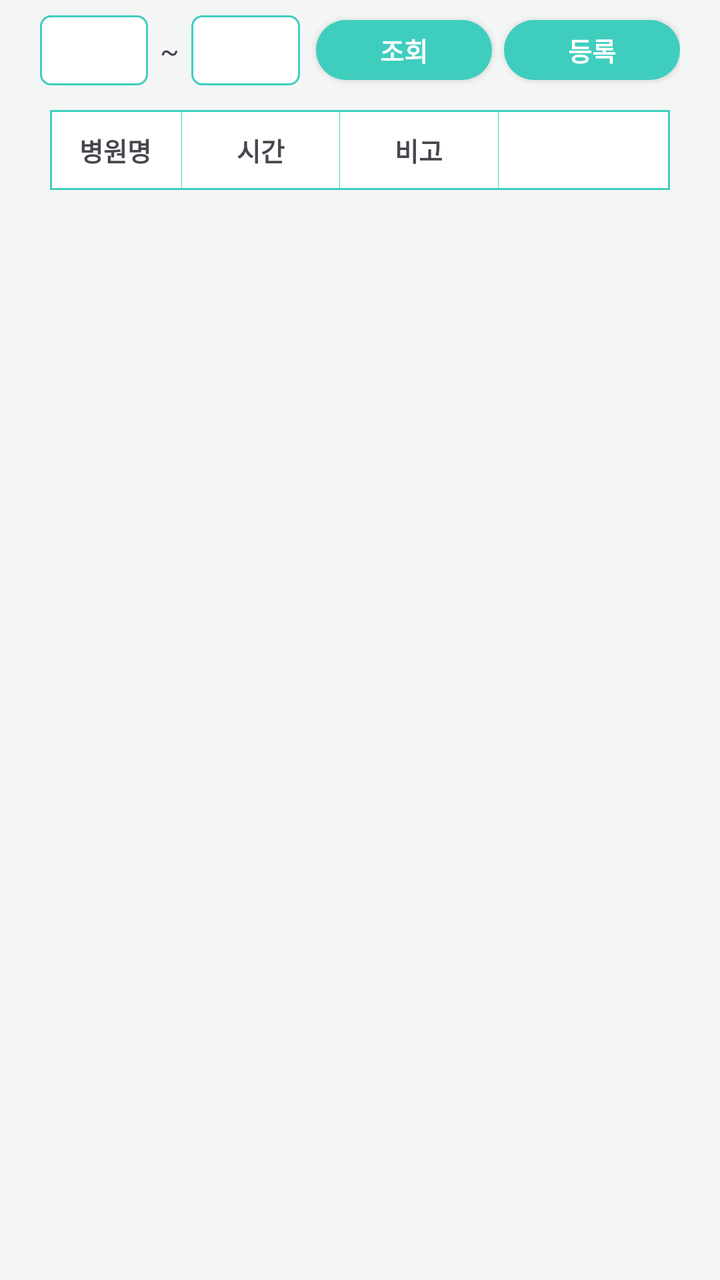
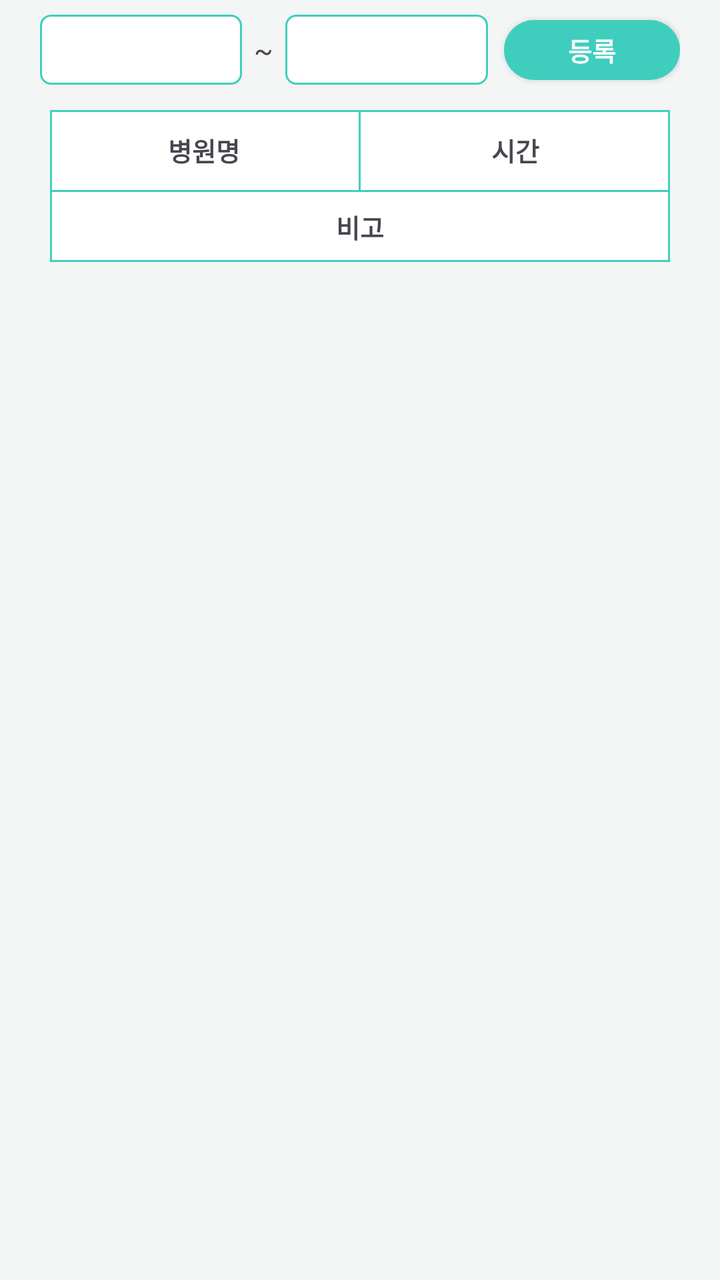

Before-and-after screenshots of an Android layout around one commit, followed by the original layout XML and the change that was made.
<!-- AndroidManifest.xml: application theme Theme.Mariwoo -->
<!-- res/layout/fragment_hospital_list.xml -->
<?xml version="1.0" encoding="utf-8"?>
<androidx.constraintlayout.widget.ConstraintLayout xmlns:android="http://schemas.android.com/apk/res/android"
    xmlns:app="http://schemas.android.com/apk/res-auto"
    android:layout_width="match_parent"
    android:layout_height="match_parent">

    <androidx.constraintlayout.widget.ConstraintLayout
        android:layout_width="match_parent"
        android:layout_height="match_parent"
        style="@style/main_layout"
        android:paddingLeft="20dp"
        android:paddingRight="20dp"
        android:paddingBottom="20dp">

        
        <androidx.constraintlayout.widget.ConstraintLayout
            android:id="@+id/hospitalListFragment_layout_search"
            android:layout_width="match_parent"
            android:layout_height="50dp"
            app:layout_constraintTop_toTopOf="parent">

            
            <LinearLayout
                android:layout_width="0dp"
                android:layout_height="35dp"
                android:orientation="horizontal"
                android:gravity="center_vertical"
                app:layout_constraintTop_toTopOf="parent"
                app:layout_constraintBottom_toBottomOf="parent"
                app:layout_constraintLeft_toLeftOf="parent"
                app:layout_constraintRight_toLeftOf="@+id/hospitalListFragment_button_search"
                android:layout_marginRight="8dp">

                <EditText
                    android:id="@+id/hospitalListFragment_editText_startDate"
                    android:layout_width="0dp"
                    android:layout_height="match_parent"
                    android:layout_weight="1"
                    android:background="@drawable/layout_border_radius5"
                    android:paddingLeft="8dp"
                    android:paddingRight="8dp"
                    android:textSize="13sp"
                    android:focusable="false"
                    android:cursorVisible="false"
                    android:inputType="none"
                    android:gravity="center"/>

                <TextView
                    android:layout_width="wrap_content"
                    android:layout_height="wrap_content"
                    android:text="~"
                    android:paddingLeft="6dp"
                    android:paddingRight="6dp"
                    android:textSize="14sp"/>

                <EditText
                    android:id="@+id/hospitalListFragment_editText_endDate"
                    android:layout_width="0dp"
                    android:layout_height="match_parent"
                    android:layout_weight="1"
                    android:background="@drawable/layout_border_radius5"
                    android:paddingLeft="8dp"
                    android:paddingRight="8dp"
                    android:textSize="13sp"
                    android:focusable="false"
                    android:cursorVisible="false"
                    android:inputType="none"
                    android:gravity="center"/>

            </LinearLayout>

            <androidx.appcompat.widget.AppCompatButton
                android:id="@+id/hospitalListFragment_button_search"
                android:layout_width="wrap_content"
                android:layout_height="30dp"
                android:text="조회"
                style="@style/add_btn"
                android:background="@drawable/button_radius15_bg_theme"
                app:layout_constraintTop_toTopOf="parent"
                app:layout_constraintBottom_toBottomOf="parent"
                app:layout_constraintRight_toLeftOf="@+id/hospitalListFragment_button_add"
                android:layout_marginRight="6dp"/>

            <androidx.appcompat.widget.AppCompatButton
                android:id="@+id/hospitalListFragment_button_add"
                android:layout_width="wrap_content"
                android:layout_height="30dp"
                android:text="등록"
                style="@style/add_btn"
                android:background="@drawable/button_radius15_bg_theme"
                app:layout_constraintTop_toTopOf="parent"
                app:layout_constraintBottom_toBottomOf="parent"
                app:layout_constraintRight_toRightOf="parent"/>

        </androidx.constraintlayout.widget.ConstraintLayout>

        
        <androidx.constraintlayout.widget.ConstraintLayout
            android:layout_width="match_parent"
            android:layout_height="0dp"
            app:layout_constraintTop_toBottomOf="@+id/hospitalListFragment_layout_search"
            app:layout_constraintBottom_toBottomOf="parent"
            android:background="@color/base_background"
            android:padding="5dp">

            
            <LinearLayout
                android:id="@+id/hospitalListFragment_layout_title"
                android:layout_width="match_parent"
                android:layout_height="40dp"
                app:layout_constraintTop_toTopOf="parent"
                android:background="@drawable/layout_border_radius0"
                android:weightSum="4.72">

                <TextView
                    android:layout_width="0dp"
                    android:layout_height="match_parent"
                    android:layout_weight="1.0"
                    android:gravity="center"
                    android:text="병원명"
                    android:textStyle="bold"
                    android:textSize="13sp"/>

                <View android:layout_width="0dp" android:layout_height="match_parent"
                    android:layout_weight="0.01" android:background="@color/login_background"/>

                <TextView
                    android:layout_width="0dp"
                    android:layout_height="match_parent"
                    android:layout_weight="1.2"
                    android:gravity="center"
                    android:text="시간"
                    android:textStyle="bold"
                    android:textSize="13sp"/>

                <View android:layout_width="0dp" android:layout_height="match_parent"
                    android:layout_weight="0.01" android:background="@color/login_background"/>

                <TextView
                    android:layout_width="0dp"
                    android:layout_height="match_parent"
                    android:layout_weight="1.2"
                    android:gravity="center"
                    android:text="비고"
                    android:textStyle="bold"
                    android:textSize="13sp"/>

                <View android:layout_width="0dp" android:layout_height="match_parent"
                    android:layout_weight="0.01" android:background="@color/login_background"/>

                <TextView
                    android:layout_width="0dp"
                    android:layout_height="match_parent"
                    android:layout_weight="1.3"
                    android:gravity="center"
                    android:text=""
                    android:textSize="13sp"/>

            </LinearLayout>

            <androidx.recyclerview.widget.RecyclerView
                android:id="@+id/hospitalListFragment_recyclerview"
                android:layout_width="match_parent"
                android:layout_height="0dp"
                app:layout_constraintTop_toBottomOf="@+id/hospitalListFragment_layout_title"
                app:layout_constraintBottom_toBottomOf="parent"/>

            <LinearLayout
                android:id="@+id/hospitalListFragment_layout_empty"
                android:layout_width="wrap_content"
                android:layout_height="wrap_content"
                android:orientation="vertical"
                android:gravity="center"
                android:visibility="gone"
                app:layout_constraintTop_toTopOf="parent"
                app:layout_constraintBottom_toBottomOf="parent"
                app:layout_constraintLeft_toLeftOf="parent"
                app:layout_constraintRight_toRightOf="parent">

                <ImageView
                    android:layout_width="64dp"
                    android:layout_height="64dp"
                    android:src="@drawable/icon_medicine"
                    android:alpha="0.3"/>

                <TextView
                    android:layout_width="wrap_content"
                    android:layout_height="wrap_content"
                    android:text="병원 스케줄이 없습니다"
                    android:textSize="15sp"
                    android:textColor="@color/color_gray5"
                    android:layout_marginTop="10dp"/>

            </LinearLayout>

        </androidx.constraintlayout.widget.ConstraintLayout>

    </androidx.constraintlayout.widget.ConstraintLayout>

</androidx.constraintlayout.widget.ConstraintLayout>
<!-- resources referenced by this layout -->
<resources>
  <color name="base_background">#F4F5F5</color>
  <color name="color_gray5">#adb5bd</color>
  <color name="login_background">#3FCEBE</color>
  <!-- drawable button_radius15_bg_theme (drawable) -->
  <?xml version="1.0" encoding="utf-8"?>
  <shape xmlns:android="http://schemas.android.com/apk/res/android"
      android:shape="rectangle">
      <solid android:color="@color/theme_color"/>
      <corners
          android:radius="15dp"/>
  </shape>
  <!-- drawable icon_medicine (drawable) -->
  <vector xmlns:android="http://schemas.android.com/apk/res/android" android:height="24dp" android:tint="#1CA673" android:viewportHeight="24" android:viewportWidth="24" android:width="24dp">
        
      <path android:fillColor="@android:color/white" android:pathData="M6,3h12v2h-12z"/>
        
      <path android:fillColor="@android:color/white" android:pathData="M17,6H7C5.9,6 5,6.9 5,8v11c0,1.1 0.9,2 2,2h10c1.1,0 2,-0.9 2,-2V8C19,6.9 18.1,6 17,6zM16,15h-2.5v2.5h-3V15H8v-3h2.5V9.5h3V12H16V15z"/>
      
  </vector>
  <!-- drawable layout_border_radius0 (drawable) -->
  <?xml version="1.0" encoding="utf-8"?>
  <shape xmlns:android="http://schemas.android.com/apk/res/android">
      <solid android:color="@color/white" />
      <stroke
          android:width="1dp"
          android:color="@color/login_background" />
  </shape>
  <!-- drawable layout_border_radius5 (drawable) -->
  <?xml version="1.0" encoding="utf-8"?>
  <shape xmlns:android="http://schemas.android.com/apk/res/android">
      <solid android:color="@color/white" />
      <stroke
          android:width="1dp"
          android:color="@color/login_background" />
      <corners android:radius="5dp" />
  </shape>
  <style name="add_btn">
          <item name="android:textColor">@color/white</item>
          <item name="android:textSize">13dp</item>
          <item name="android:textStyle">bold</item>
      </style>
  <style name="main_layout">
          <item name="android:paddingLeft">30dp</item>
          <item name="android:paddingRight">30dp</item>
          <item name="android:paddingBottom">20dp</item>
          <item name="android:background">@color/base_background</item>
      </style>
  <style name="Theme.Mariwoo" parent="Theme.Material3.DayNight.NoActionBar">
          
          <item name="colorPrimary">@color/mariwoo_theme</item>
          <item name="colorPrimaryVariant">@color/mariwoo_theme</item>
          <item name="colorOnPrimary">@color/white</item>
          
          <item name="colorSecondary">@color/teal_200</item>
          <item name="colorSecondaryVariant">@color/teal_700</item>
          <item name="colorOnSecondary">@color/black</item>
          
          <item name="android:statusBarColor">@color/mariwoo_theme</item>
          
  
  
          
          <item name="windowNoTitle">true</item>
          <item name="windowSplashScreenBackground">@color/mariwoo_theme</item>
  
  
      </style>
  <color name="theme_color">#3FCEBE</color>
  <color name="white">#FFFFFFFF</color>
  <color name="mariwoo_theme">#3FCEBE</color>
  <color name="teal_200">#FF03DAC5</color>
  <color name="teal_700">#FF018786</color>
  <color name="black">#FF000000</color>
</resources>

<!-- the commit's change to res/layout/fragment_hospital_list.xml (unified diff, before → after) -->
@@ -13,73 +13,49 @@
         android:paddingBottom="20dp">
 
         
-        <androidx.constraintlayout.widget.ConstraintLayout
+        <LinearLayout
             android:id="@+id/hospitalListFragment_layout_search"
             android:layout_width="match_parent"
             android:layout_height="50dp"
+            android:orientation="horizontal"
+            android:gravity="center_vertical"
             app:layout_constraintTop_toTopOf="parent">
 
-            
-            <LinearLayout
+            <EditText
+                android:id="@+id/hospitalListFragment_editText_startDate"
                 android:layout_width="0dp"
                 android:layout_height="35dp"
-                android:orientation="horizontal"
-                android:gravity="center_vertical"
-                app:layout_constraintTop_toTopOf="parent"
-                app:layout_constraintBottom_toBottomOf="parent"
-                app:layout_constraintLeft_toLeftOf="parent"
-                app:layout_constraintRight_toLeftOf="@+id/hospitalListFragment_button_search"
-                android:layout_marginRight="8dp">
+                android:layout_weight="1"
+                android:background="@drawable/layout_border_radius5"
+                android:paddingLeft="8dp"
+                android:paddingRight="8dp"
+                android:textSize="13sp"
+                android:focusable="false"
+                android:cursorVisible="false"
+                android:inputType="none"
+                android:gravity="center"/>
 
-                <EditText
-                    android:id="@+id/hospitalListFragment_editText_startDate"
-                    android:layout_width="0dp"
-                    android:layout_height="match_parent"
-                    android:layout_weight="1"
-                    android:background="@drawable/layout_border_radius5"
-                    android:paddingLeft="8dp"
-                    android:paddingRight="8dp"
-                    android:textSize="13sp"
-                    android:focusable="false"
-                    android:cursorVisible="false"
-                    android:inputType="none"
-                    android:gravity="center"/>
+            <TextView
+                android:layout_width="wrap_content"
+                android:layout_height="wrap_content"
+                android:text="~"
+                android:paddingLeft="6dp"
+                android:paddingRight="6dp"
+                android:textSize="14sp"/>
 
-                <TextView
-                    android:layout_width="wrap_content"
-                    android:layout_height="wrap_content"
-                    android:text="~"
-                    android:paddingLeft="6dp"
-                    android:paddingRight="6dp"
-                    android:textSize="14sp"/>
-
-                <EditText
-                    android:id="@+id/hospitalListFragment_editText_endDate"
-                    android:layout_width="0dp"
-                    android:layout_height="match_parent"
-                    android:layout_weight="1"
-                    android:background="@drawable/layout_border_radius5"
-                    android:paddingLeft="8dp"
-                    android:paddingRight="8dp"
-                    android:textSize="13sp"
-                    android:focusable="false"
-                    android:cursorVisible="false"
-                    android:inputType="none"
-                    android:gravity="center"/>
-
-            </LinearLayout>
-
-            <androidx.appcompat.widget.AppCompatButton
-                android:id="@+id/hospitalListFragment_button_search"
-                android:layout_width="wrap_content"
-                android:layout_height="30dp"
-                android:text="조회"
-                style="@style/add_btn"
-                android:background="@drawable/button_radius15_bg_theme"
-                app:layout_constraintTop_toTopOf="parent"
-                app:layout_constraintBottom_toBottomOf="parent"
-                app:layout_constraintRight_toLeftOf="@+id/hospitalListFragment_button_add"
-                android:layout_marginRight="6dp"/>
+            <EditText
+                android:id="@+id/hospitalListFragment_editText_endDate"
+                android:layout_width="0dp"
+                android:layout_height="35dp"
+                android:layout_weight="1"
+                android:background="@drawable/layout_border_radius5"
+                android:paddingLeft="8dp"
+                android:paddingRight="8dp"
+                android:textSize="13sp"
+                android:focusable="false"
+                android:cursorVisible="false"
+                android:inputType="none"
+                android:gravity="center"/>
 
             <androidx.appcompat.widget.AppCompatButton
                 android:id="@+id/hospitalListFragment_button_add"
@@ -88,11 +64,9 @@
                 android:text="등록"
                 style="@style/add_btn"
                 android:background="@drawable/button_radius15_bg_theme"
-                app:layout_constraintTop_toTopOf="parent"
-                app:layout_constraintBottom_toBottomOf="parent"
-                app:layout_constraintRight_toRightOf="parent"/>
+                android:layout_marginLeft="8dp"/>
 
-        </androidx.constraintlayout.widget.ConstraintLayout>
+        </LinearLayout>
 
         
         <androidx.constraintlayout.widget.ConstraintLayout
@@ -107,53 +81,55 @@
             <LinearLayout
                 android:id="@+id/hospitalListFragment_layout_title"
                 android:layout_width="match_parent"
-                android:layout_height="40dp"
+                android:layout_height="wrap_content"
                 app:layout_constraintTop_toTopOf="parent"
-                android:background="@drawable/layout_border_radius0"
-                android:weightSum="4.72">
+                android:orientation="vertical"
+                android:background="@drawable/layout_border_radius0">
 
+                
+                <LinearLayout
+                    android:layout_width="match_parent"
+                    android:layout_height="40dp"
+                    android:orientation="horizontal">
+
+                    <TextView
+                        android:layout_width="0dp"
+                        android:layout_height="match_parent"
+                        android:layout_weight="1"
+                        android:gravity="center"
+                        android:text="병원명"
+                        android:textStyle="bold"
+                        android:textSize="13sp"/>
+
+                    <View
+                        android:layout_width="1dp"
+                        android:layout_height="match_parent"
+                        android:background="@color/login_background"/>
+
+                    <TextView
+                        android:layout_width="0dp"
+                        android:layout_height="match_parent"
+                        android:layout_weight="1"
+                        android:gravity="center"
+                        android:text="시간"
+                        android:textStyle="bold"
+                        android:textSize="13sp"/>
+
+                </LinearLayout>
+
+                
+                <View
+                    android:layout_width="match_parent"
+                    android:layout_height="1dp"
+                    android:background="@color/login_background"/>
+
+                
                 <TextView
-                    android:layout_width="0dp"
-                    android:layout_height="match_parent"
-                    android:layout_weight="1.0"
-                    android:gravity="center"
-                    android:text="병원명"
-                    android:textStyle="bold"
-                    android:textSize="13sp"/>
-
-                <View android:layout_width="0dp" android:layout_height="match_parent"
-                    android:layout_weight="0.01" android:background="@color/login_background"/>
-
-                <TextView
-                    android:layout_width="0dp"
-                    android:layout_height="match_parent"
-                    android:layout_weight="1.2"
-                    android:gravity="center"
-                    android:text="시간"
-                    android:textStyle="bold"
-                    android:textSize="13sp"/>
-
-                <View android:layout_width="0dp" android:layout_height="match_parent"
-                    android:layout_weight="0.01" android:background="@color/login_background"/>
-
-                <TextView
-                    android:layout_width="0dp"
-                    android:layout_height="match_parent"
-                    android:layout_weight="1.2"
+                    android:layout_width="match_parent"
+                    android:layout_height="35dp"
                     android:gravity="center"
                     android:text="비고"
                     android:textStyle="bold"
-                    android:textSize="13sp"/>
-
-                <View android:layout_width="0dp" android:layout_height="match_parent"
-                    android:layout_weight="0.01" android:background="@color/login_background"/>
-
-                <TextView
-                    android:layout_width="0dp"
-                    android:layout_height="match_parent"
-                    android:layout_weight="1.3"
-                    android:gravity="center"
-                    android:text=""
                     android:textSize="13sp"/>
 
             </LinearLayout>
